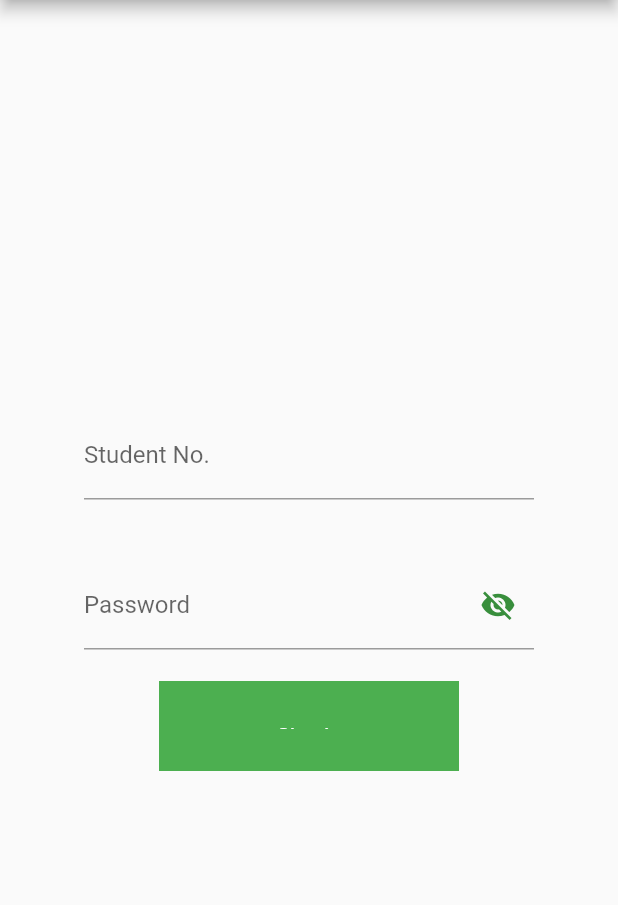
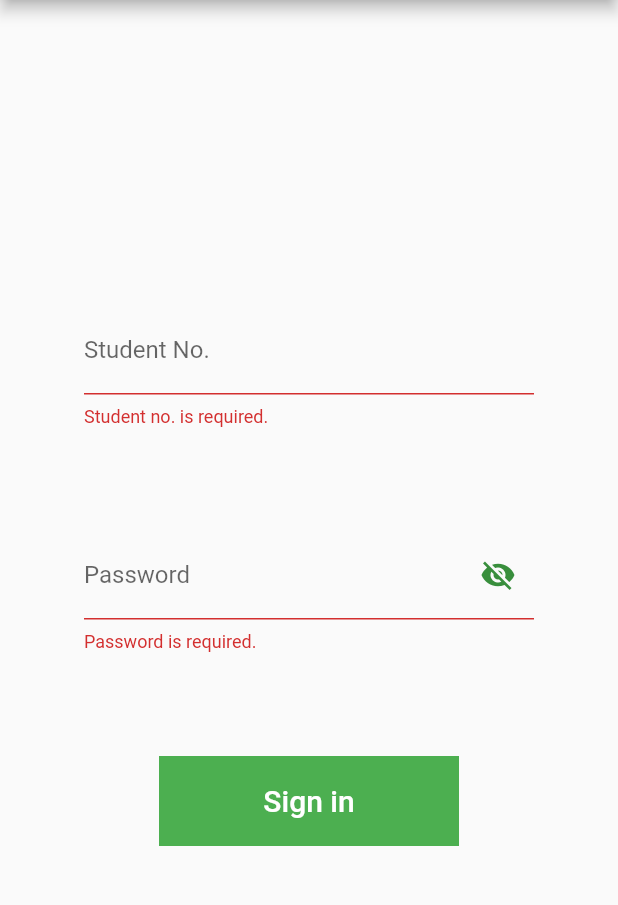
Before and after one commit to givenkiban1/login2Vula, a Flutter app: the screen it shows after launch, after a tap on "Sign in", on a phone screen of 412 x 824 dp, the part 84-989 px from its top. Run offline on Flutter 3.47's test engine with Material 2 defaults, Android fonts, the phone set to English and light mode, and no system bars.

Commit message:
final push

```diff
--- a/lib/main.dart
+++ b/lib/main.dart
@@ -33,8 +33,9 @@ class MyHomePage extends StatefulWidget {
 class _MyHomePageState extends State<MyHomePage> {
   int _counter = 0;
   final studentNo = TextEditingController(), password = TextEditingController();
-  bool? _passwordVisible, showStudentNo;
+  bool? _passwordVisible, showStudentNo, increaseSpace1, increaseSpace2;
   String? _studentNo;
+  final GlobalKey<FormState> formKey = GlobalKey<FormState>();
 
   Map<String, String> headers = {
     "Access-Control-Allow-Origin": "*",
@@ -49,24 +50,28 @@ class _MyHomePageState extends State<MyHomePage> {
       _passwordVisible = false;
       _studentNo = "";
       showStudentNo = false;
+      increaseSpace1 = false;
+      increaseSpace2 = false;
     });
   }
 
+  //this function receives an http response and takes the cookie variable, given
+  //and stores it as gift in headers map variable above
+
   void updateCookie(http.Response response) {
-    print("Response headers: ${response.headers}");
-    print(response.headers['given'].toString());
-
     String rawCookie = response.headers['given'].toString();
     if (rawCookie != null) {
       int index = rawCookie.indexOf(';');
       headers['Gift'] = rawCookie;
-      //(index == -1) ? rawCookie : rawCookie.substring(0, index);
     }
-    print("Cookie is : ${headers['Gift']}");
   }
 
+  //this is the function that is called when a user clicks- login
   void _incrementCounter() async {
+    //try catch is used to catch any unexpected errors, such as cors, or anything else we don't anticipate.
     try {
+      //the first request that is made is a post request, to attempt a login to vula
+      //using the credentials user has entered via textinputs
       var response = await http.post(
           Uri.parse(
               'https://cors-with-cookies.herokuapp.com/https://vula.uct.ac.za/direct/session?_username=' +
@@ -79,12 +84,12 @@ class _MyHomePageState extends State<MyHomePage> {
             "Access-Control-Allow-Methods": "*",
           });
 
+      //if the response code==201, this means login is successful
       if (response.statusCode == 201) {
-        print(response.body);
-        print("Headers are : ${response.headers}");
+        //update cookie is called
         updateCookie(response);
-        print("2nd request");
 
+        //the 2nd http request is called, to get profile information of the user who's just signed in
         var response2 = await http.get(
             Uri.parse(
                 'https://cors-with-cookies.herokuapp.com/https://vula.uct.ac.za/direct/profile/' +
@@ -92,23 +97,37 @@ class _MyHomePageState extends State<MyHomePage> {
                     '.json'),
             headers: headers);
 
+        //if the response code==200, this means the request was successful and the data we asked for is returned
         if (response2.statusCode == 200) {
+          //we update the state variables with the display name of signed in user
           setState(() {
             _studentNo = jsonDecode(response2.body)["displayName"];
             showStudentNo = true;
           });
         } else {
+          //we we're not able to get the data, strange
           setState(() {
-            _studentNo = "";
+            _studentNo = "server error.";
             showStudentNo = false;
           });
-          print(response2.statusCode);
-          print(response2.reasonPhrase);
         }
+      } else
+      //when response code==403 or 401, this either means forbidden or unauthorized. this could either be
+      //that credentials are wrong, or we're trying to access data we don't have access to
+      if (response.statusCode == 403 || response.statusCode == 401) {
+        setState(() {
+          _studentNo = "Incorrect Credentials";
+          showStudentNo = true;
+        });
       }
     } catch (e) {
-      print("An error has occured bof");
-      print(e);
+      //our response to unexpected error caught
+//      print("An error has occured bof");
+      //print(e);
+      setState(() {
+        _studentNo = "service is down.";
+        showStudentNo = true;
+      });
     }
   }
 
@@ -122,9 +141,25 @@ class _MyHomePageState extends State<MyHomePage> {
         child: Column(
           mainAxisAlignment: MainAxisAlignment.center,
           children: <Widget>[
+            Form(
+              key: formKey,
+              child: Column(
+                children: <Widget>[
                   Container(
                     child: TextFormField(
                       controller: studentNo,
+                      validator: (value) {
+                        if (value!.isEmpty) {
+                          setState(() {
+                            increaseSpace1 = true;
+                          });
+                          return "Student no. is required.";
+                        } else {
+                          setState(() {
+                            increaseSpace1 = false;
+                          });
+                        }
+                      },
                       decoration: InputDecoration(
                         labelText: 'Student No.',
                         hintText: 'Enter your UCT Student number',
@@ -132,12 +167,24 @@ class _MyHomePageState extends State<MyHomePage> {
                     ),
                     padding: EdgeInsets.symmetric(vertical: 20),
                     width: 300,
-              height: 100,
+                    height: increaseSpace1! ? 150 : 100,
                   ),
                   Container(
                     child: TextFormField(
                       keyboardType: TextInputType.text,
                       controller: password,
+                      validator: (value) {
+                        if (value!.isEmpty) {
+                          setState(() {
+                            increaseSpace2 = true;
+                          });
+                          return "Password is required.";
+                        } else {
+                          setState(() {
+                            increaseSpace2 = false;
+                          });
+                        }
+                      },
                       obscureText:
                           !_passwordVisible!, //This will obscure text dynamically
                       decoration: InputDecoration(
@@ -163,19 +210,28 @@ class _MyHomePageState extends State<MyHomePage> {
                     ),
                     padding: EdgeInsets.symmetric(vertical: 20),
                     width: 300,
-              height: 100,
+                    height: increaseSpace2! ? 150 : 100,
                   ),
-            Container(
+                ],
+              ),
+            ),
+            Padding(
+              padding: EdgeInsets.symmetric(vertical: 20),
+              child: Container(
                 width: 200,
                 height: 60,
-              padding: EdgeInsets.symmetric(vertical: 20),
                 child: TextButton(
-                  onPressed: _incrementCounter,
-                  child: Text(
-                    "Sign in",
-                    style: TextStyle(color: Colors.white),
-                  )),
+                    onPressed: () {
+                      FormState form = formKey.currentState!;
+                      form.save();
+                      if (form.validate()) {
+                        _incrementCounter();
+                      }
+                    },
+                    child: Text("Sign in",
+                        style: TextStyle(color: Colors.white, fontSize: 20))),
                 decoration: BoxDecoration(color: Colors.green),
+              ),
             ),
             if (showStudentNo!)
               Container(
```
Also changed, not shown: 3 other files. Lines whose indentation alone changed are shown as unchanged.
